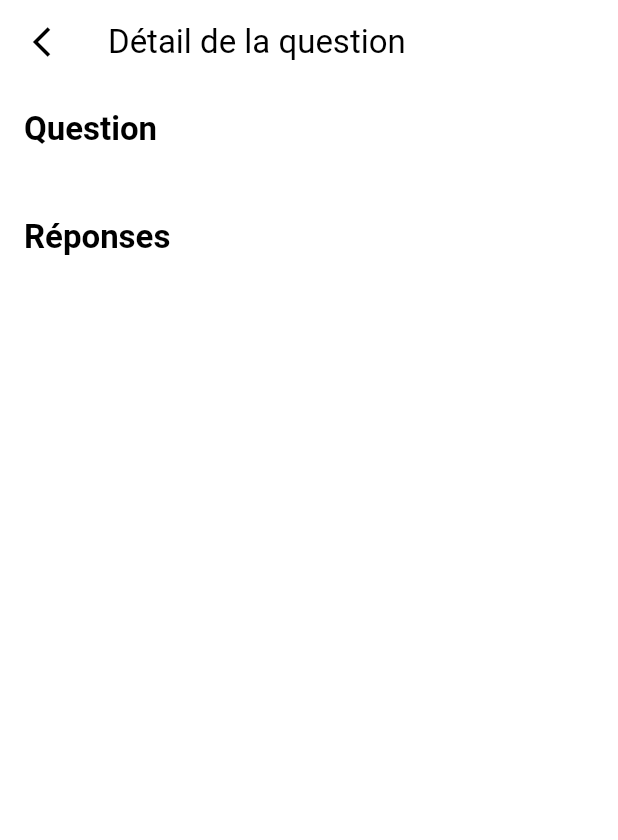
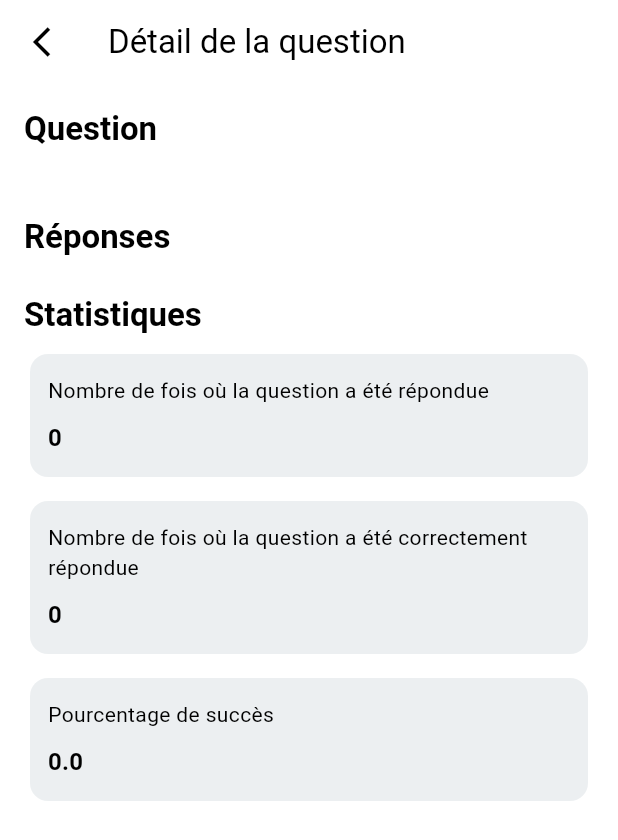
Before and after one commit to RasolomananaOlivier/qlearn, a Flutter app: the DetailQuestionPage screen opened directly with empty values, on a phone screen of 412 x 824 dp. Shown: the top 840 px of the screen. Run offline on Flutter 3.47's test engine with Material 3 defaults, Android fonts, the phone set to English and light mode, and no system bars; drawn by our look-alikes of oktoast; our stand-ins replace auto_route, dio, flutter_form_builder, flutter_rating_bar, flutter_riverpod, form_builder_validators and 4 more; missing offline and left inert: awesome_dio_interceptor; accounts and stored records are empty; generated files the repository leaves out were written again; Roboto replaces fonts that are missing (IBM); statements that could not run were skipped.

Commit message:
feat: add question stats

```diff
--- a/lib/features/features_nyandriax/question_management/presentation/pages/detail_question_page.dart
+++ b/lib/features/features_nyandriax/question_management/presentation/pages/detail_question_page.dart
@@ -5,7 +5,7 @@ import 'package:q_learn/core/common/domain/models/question.dart';
 import 'package:q_learn/core/common/widgets/app_bar_back_button.dart';
 
 @RoutePage()
-class DetailQuestionPage extends StatelessWidget {
+class DetailQuestionPage extends StatefulWidget {
   final Question question;
 
   const DetailQuestionPage({
@@ -13,37 +13,11 @@ class DetailQuestionPage extends StatelessWidget {
     required this.question,
   });
 
-  void _showDeleteConfirmationDialog(BuildContext context) {
-    showDialog(
-      context: context,
-      builder: (BuildContext context) {
-        return AlertDialog(
-          title: const Text('Confirmer la suppression'),
-          content:
-              const Text('Êtes-vous sûr de vouloir supprimer cette question ?'),
-          actions: [
-            TextButton(
-              onPressed: () {
-                Navigator.of(context).pop(); // Ferme la boîte de dialogue
-              },
-              child: const Text('Annuler'),
-            ),
-            TextButton(
-              onPressed: () {
-                // Ajouter la logique de suppression ici
-                Navigator.of(context).pop(); // Ferme la boîte de dialogue
-                ScaffoldMessenger.of(context).showSnackBar(
-                  const SnackBar(content: Text('Question supprimée')),
-                );
-              },
-              child: const Text('Supprimer'),
-            ),
-          ],
-        );
-      },
-    );
+  @override
+  State<DetailQuestionPage> createState() => _DetailQuestionPageState();
 }
 
+class _DetailQuestionPageState extends State<DetailQuestionPage> {
   @override
   Widget build(BuildContext context) {
     return Scaffold(
@@ -51,7 +25,8 @@ class DetailQuestionPage extends StatelessWidget {
         title: const Text('Détail de la question'),
         leading: const AppBarBackButton(),
       ),
-      body: Padding(
+      body: SingleChildScrollView(
+        child: Padding(
           padding: const EdgeInsets.all(16.0),
           child: Column(
             crossAxisAlignment: CrossAxisAlignment.start,
@@ -64,7 +39,7 @@ class DetailQuestionPage extends StatelessWidget {
                     ?.copyWith(fontWeight: FontWeight.bold),
               ),
               const SizedBox(height: 8),
-            Text(question.content),
+              Text(widget.question.content),
               const SizedBox(height: 16),
               Text(
                 'Réponses',
@@ -74,25 +49,26 @@ class DetailQuestionPage extends StatelessWidget {
                     ?.copyWith(fontWeight: FontWeight.bold),
               ),
               const SizedBox(height: 8),
-            buildAnswers(),
+              ...buildAnswers(),
+              const SizedBox(height: 16),
+              ...buildStatics(),
               const SizedBox(height: 16),
             ],
+          ),
         ),
       ),
     );
   }
 
-  Widget buildAnswers() {
-    return Expanded(
-      child: ListView.builder(
-        itemCount: question.answers.length,
-        itemBuilder: (context, index) {
-          return buildAnswerDetail(
-            question.answers[index],
-          );
-        },
+  List<Widget> buildAnswers() {
+    return [
+      ...List.generate(
+        widget.question.answers.length,
+        (index) => buildAnswerDetail(
+          widget.question.answers[index],
         ),
-    );
+      )
+    ];
   }
 
   Widget buildAnswerDetail(Answer answer) {
@@ -101,6 +77,7 @@ class DetailQuestionPage extends StatelessWidget {
       elevation: 0,
       child: Container(
         padding: const EdgeInsets.symmetric(horizontal: 12, vertical: 14),
+        width: MediaQuery.of(context).size.width,
         child: Column(
           crossAxisAlignment: CrossAxisAlignment.start,
           children: [
@@ -112,4 +89,56 @@ class DetailQuestionPage extends StatelessWidget {
       ),
     );
   }
+
+  Widget buildStat(String title, {dynamic value = 0.0}) {
+    return Card(
+      color: Colors.blueGrey.shade50,
+      elevation: 0,
+      child: Container(
+        padding: const EdgeInsets.symmetric(horizontal: 12, vertical: 14),
+        width: MediaQuery.of(context).size.width,
+        child: Column(
+          crossAxisAlignment: CrossAxisAlignment.start,
+          children: [
+            Text(title),
+            const SizedBox(height: 10),
+            Text(
+              '${value ?? 0}',
+              style: Theme.of(context)
+                  .textTheme
+                  .titleMedium
+                  ?.copyWith(fontWeight: FontWeight.bold),
+            ),
+          ],
+        ),
+      ),
+    );
   }
+
+  List<Widget> buildStatics() {
+    return [
+      Text(
+        'Statistiques',
+        style: Theme.of(context)
+            .textTheme
+            .titleLarge
+            ?.copyWith(fontWeight: FontWeight.bold),
+      ),
+      const SizedBox(height: 8),
+      buildStat(
+        "Nombre de fois où la question a été répondue",
+        value: widget.question.count?.count,
+      ),
+      const SizedBox(height: 8),
+      buildStat(
+        "Nombre de fois où la question a été correctement répondue",
+        value: widget.question.count?.success,
+      ),
+      const SizedBox(height: 8),
+      buildStat(
+        "Pourcentage de succès",
+        value: widget.question.count?.rate,
+      ),
+    ];
+  }
+}
```
Lines whose indentation alone changed are shown as unchanged.
